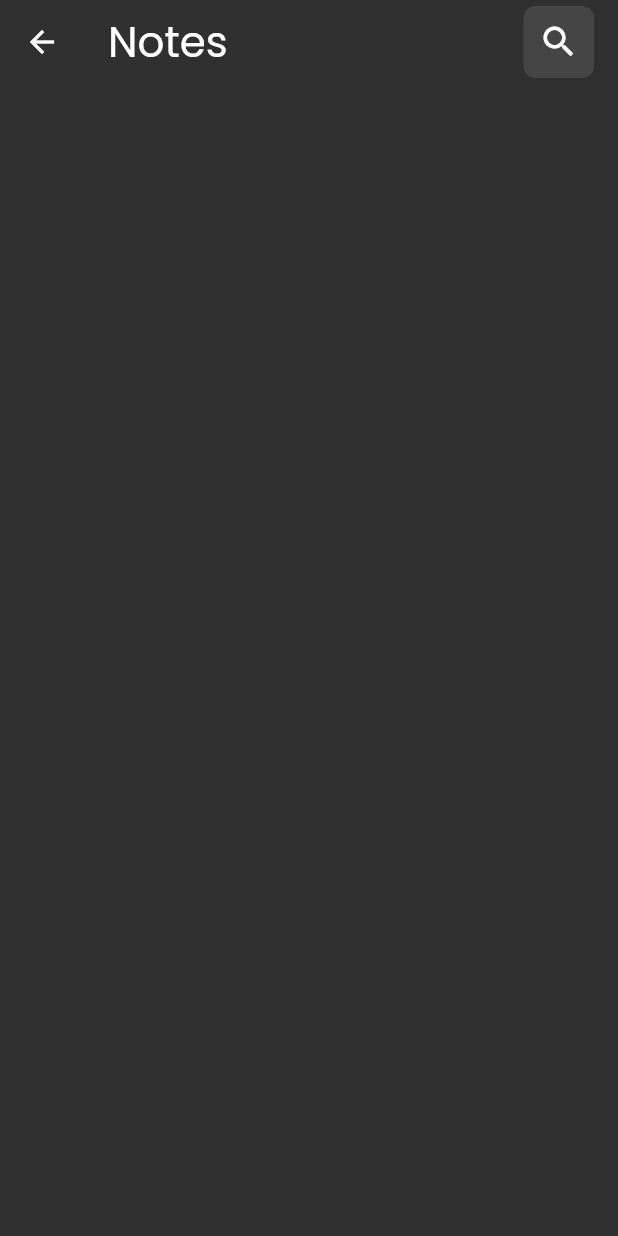
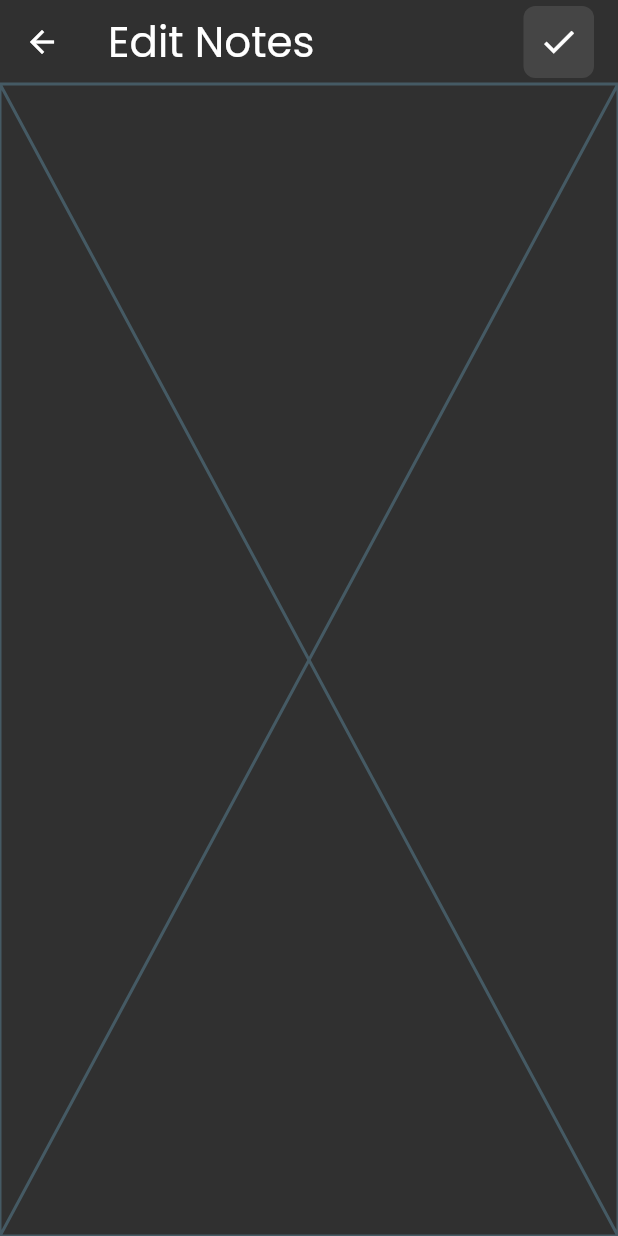
Before and after one commit to Mohamed123-r/notes-app, a Flutter app: the EditNoteView screen opened directly, on a phone screen of 412 x 824 dp. Run offline on Flutter 3.47's test engine with Material 2 defaults, Android fonts, the phone set to English and light mode, and no system bars; our stand-ins replace font_awesome_flutter.

Commit message:
add appbar to edit note view

```diff
--- a/lib/views/edit_note_view.dart
+++ b/lib/views/edit_note_view.dart
@@ -1,4 +1,6 @@
 import 'package:flutter/material.dart';
+
+import '../widgets/edit_note_view_bode.dart';
 
 class EditNoteView extends StatelessWidget {
   const EditNoteView({super.key});
@@ -10,7 +12,7 @@ class EditNoteView extends StatelessWidget {
         backgroundColor: Colors.transparent,
         elevation: 0,
         title: const Text(
-          'Notes',
+          'Edit Notes',
           style: TextStyle(fontSize: 28),
         ),
         actions: [
@@ -28,7 +30,7 @@ class EditNoteView extends StatelessWidget {
               ),
               child: IconButton(
                 icon: const Icon(
-                  Icons.search,
+                  Icons.check,
                   size: 27,
                 ),
                 onPressed: () {},
@@ -37,6 +39,7 @@ class EditNoteView extends StatelessWidget {
           ),
         ],
       ),
+      body: EditNoteViewBode(),
     );
   }
 }
--- /dev/null
+++ b/lib/widgets/edit_note_view_bode.dart
@@ -0,0 +1,10 @@
+import 'package:flutter/material.dart';
+
+class EditNoteViewBode extends StatelessWidget {
+  const EditNoteViewBode({super.key});
+
+  @override
+  Widget build(BuildContext context) {
+    return const Placeholder();
+  }
+}
```
